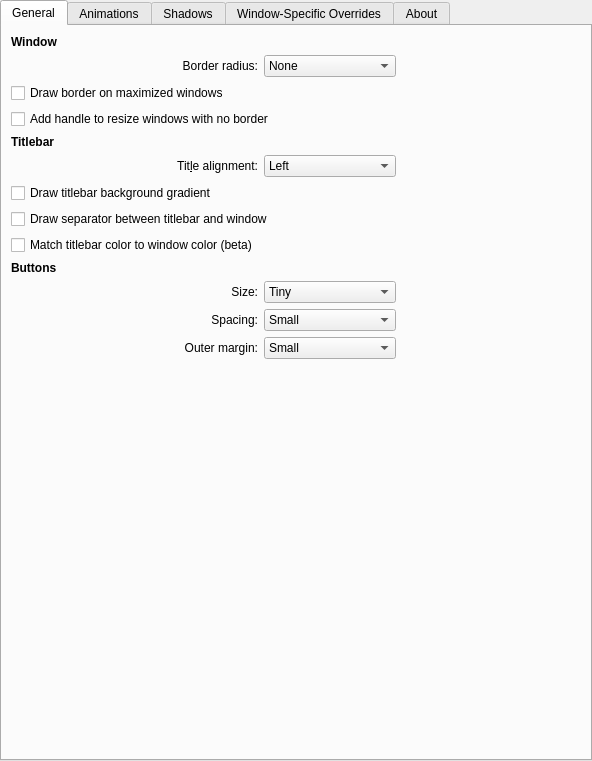
This is kdecoration/config/ui/breezewayconfigurationui.ui in richard-kung/breezeway as Qt 5 draws it before an edit. The edited form follows.
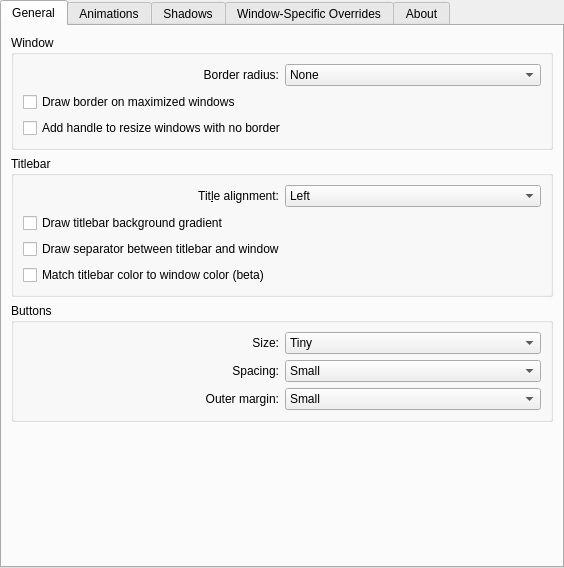
This is the edited form. Custom widgets are drawn as their Qt base class.

Diff of the .ui file:
```diff
--- a/kdecoration/config/ui/breezewayconfigurationui.ui
+++ b/kdecoration/config/ui/breezewayconfigurationui.ui
@@ -6,10 +6,22 @@
    <rect>
     <x>0</x>
     <y>0</y>
-    <width>592</width>
-    <height>761</height>
+    <width>564</width>
+    <height>568</height>
    </rect>
   </property>
+  <property name="sizePolicy">
+   <sizepolicy hsizetype="MinimumExpanding" vsizetype="Preferred">
+    <horstretch>0</horstretch>
+    <verstretch>0</verstretch>
+   </sizepolicy>
+  </property>
+  <property name="minimumSize">
+   <size>
+    <width>564</width>
+    <height>0</height>
+   </size>
+  </property>
   <layout class="QGridLayout" name="gridLayout_2">
    <property name="leftMargin">
     <number>0</number>
@@ -32,177 +44,24 @@
       <attribute name="title">
        <string>General</string>
       </attribute>
-      <layout class="QGridLayout" name="gridLayout_4">
-       <item row="18" column="1">
-        <widget class="QComboBox" name="buttonSpacing">
-         <property name="enabled">
-          <bool>true</bool>
-         </property>
-         <property name="currentText">
-          <string>Small</string>
-         </property>
+      <layout class="QVBoxLayout" name="verticalLayout_2">
          <item>
-          <property name="text">
-           <string>Small</string>
-          </property>
-         </item>
-         <item>
-          <property name="text">
-           <string>Regular</string>
-          </property>
-         </item>
-         <item>
-          <property name="text">
-           <string>Wide</string>
-          </property>
-         </item>
-        </widget>
-       </item>
-       <item row="14" column="0">
-        <widget class="QCheckBox" name="matchTitleBarColor">
-         <property name="sizePolicy">
-          <sizepolicy hsizetype="Maximum" vsizetype="Fixed">
-           <horstretch>0</horstretch>
-           <verstretch>0</verstretch>
-          </sizepolicy>
-         </property>
-         <property name="text">
-          <string>Match titlebar color to window color (beta)</string>
-         </property>
-        </widget>
-       </item>
-       <item row="6" column="0">
-        <widget class="QLabel" name="labelTitleAlignment">
-         <property name="sizePolicy">
-          <sizepolicy hsizetype="Preferred" vsizetype="Preferred">
-           <horstretch>0</horstretch>
-           <verstretch>0</verstretch>
-          </sizepolicy>
-         </property>
-         <property name="text">
-          <string>Tit&amp;le alignment:</string>
-         </property>
-         <property name="alignment">
-          <set>Qt::AlignRight|Qt::AlignTrailing|Qt::AlignVCenter</set>
-         </property>
-         <property name="buddy">
-          <cstring>titleAlignment</cstring>
-         </property>
-        </widget>
-       </item>
-       <item row="13" column="0" colspan="3">
-        <widget class="QCheckBox" name="drawTitleBarSeparator">
-         <property name="text">
-          <string>Draw separator between titlebar and window</string>
-         </property>
-        </widget>
-       </item>
-       <item row="1" column="1">
-        <widget class="QComboBox" name="borderRadius">
-         <property name="enabled">
-          <bool>true</bool>
-         </property>
-         <property name="currentText">
-          <string>None</string>
-         </property>
-         <item>
-          <property name="text">
-           <string>None</string>
-          </property>
-         </item>
-         <item>
-          <property name="text">
-           <string>Tiny</string>
-          </property>
-         </item>
-         <item>
-          <property name="text">
-           <string>Regular</string>
-          </property>
-         </item>
-         <item>
-          <property name="text">
-           <string>Extended</string>
-          </property>
-         </item>
-        </widget>
-       </item>
-       <item row="19" column="0">
-        <widget class="QLabel" name="labelButtonMargin">
-         <property name="text">
-          <string>Outer margin:</string>
-         </property>
-         <property name="alignment">
-          <set>Qt::AlignRight|Qt::AlignTrailing|Qt::AlignVCenter</set>
-         </property>
-        </widget>
-       </item>
-       <item row="17" column="0">
-        <widget class="QLabel" name="labelButtonSize">
-         <property name="sizePolicy">
-          <sizepolicy hsizetype="Preferred" vsizetype="Preferred">
-           <horstretch>0</horstretch>
-           <verstretch>0</verstretch>
-          </sizepolicy>
-         </property>
-         <property name="text">
-          <string>Size:</string>
-         </property>
-         <property name="alignment">
-          <set>Qt::AlignRight|Qt::AlignTrailing|Qt::AlignVCenter</set>
-         </property>
-         <property name="buddy">
-          <cstring>buttonSize</cstring>
-         </property>
-        </widget>
-       </item>
-       <item row="2" column="0" colspan="2">
+        <widget class="QGroupBox" name="groupBox">
+         <property name="title">
+          <string>Window</string>
+         </property>
+         <property name="flat">
+          <bool>false</bool>
+         </property>
+         <layout class="QGridLayout" name="gridLayout_6">
+          <item row="3" column="0">
         <widget class="QCheckBox" name="drawBorderOnMaximizedWindows">
          <property name="text">
           <string>Draw border on maximized windows</string>
          </property>
         </widget>
        </item>
-       <item row="1" column="2">
-        <spacer name="horizontalSpacer">
-         <property name="orientation">
-          <enum>Qt::Horizontal</enum>
-         </property>
-         <property name="sizeType">
-          <enum>QSizePolicy::MinimumExpanding</enum>
-         </property>
-         <property name="sizeHint" stdset="0">
-          <size>
-           <width>40</width>
-           <height>20</height>
-          </size>
-         </property>
-        </spacer>
-       </item>
-       <item row="1" column="0">
-        <widget class="QLabel" name="labelBorderRadius">
-         <property name="text">
-          <string>Border radius:</string>
-         </property>
-         <property name="alignment">
-          <set>Qt::AlignRight|Qt::AlignTrailing|Qt::AlignVCenter</set>
-         </property>
-        </widget>
-       </item>
-       <item row="0" column="0">
-        <widget class="QLabel" name="groupLabelWindow">
-         <property name="sizePolicy">
-          <sizepolicy hsizetype="Maximum" vsizetype="Preferred">
-           <horstretch>0</horstretch>
-           <verstretch>0</verstretch>
-          </sizepolicy>
-         </property>
-         <property name="text">
-          <string>&lt;html&gt;&lt;head/&gt;&lt;body&gt;&lt;p&gt;&lt;span style=&quot; font-weight:600;&quot;&gt;Window&lt;/span&gt;&lt;/p&gt;&lt;/body&gt;&lt;/html&gt;</string>
-         </property>
-        </widget>
-       </item>
-       <item row="3" column="0" colspan="2">
+          <item row="4" column="0">
         <widget class="QCheckBox" name="drawSizeGrip">
          <property name="sizePolicy">
           <sizepolicy hsizetype="Minimum" vsizetype="Fixed">
@@ -215,18 +74,108 @@
          </property>
         </widget>
        </item>
-       <item row="18" column="0">
-        <widget class="QLabel" name="labelButtonSpacing">
+          <item row="1" column="0">
+           <layout class="QHBoxLayout" name="horizontalLayout_3">
+            <item>
+             <widget class="QLabel" name="labelBorderRadius">
          <property name="text">
-          <string>Spacing:</string>
+               <string>Border radius:</string>
          </property>
          <property name="alignment">
           <set>Qt::AlignRight|Qt::AlignTrailing|Qt::AlignVCenter</set>
          </property>
         </widget>
        </item>
-       <item row="6" column="1">
+            <item>
+             <widget class="QComboBox" name="borderRadius">
+              <property name="enabled">
+               <bool>true</bool>
+              </property>
+              <property name="sizePolicy">
+               <sizepolicy hsizetype="Minimum" vsizetype="Fixed">
+                <horstretch>0</horstretch>
+                <verstretch>0</verstretch>
+               </sizepolicy>
+              </property>
+              <property name="currentText">
+               <string>None</string>
+              </property>
+              <item>
+               <property name="text">
+                <string>None</string>
+               </property>
+              </item>
+              <item>
+               <property name="text">
+                <string>Tiny</string>
+               </property>
+              </item>
+              <item>
+               <property name="text">
+                <string>Regular</string>
+               </property>
+              </item>
+              <item>
+               <property name="text">
+                <string>Extended</string>
+               </property>
+              </item>
+             </widget>
+            </item>
+           </layout>
+          </item>
+         </layout>
+        </widget>
+       </item>
+       <item>
+        <widget class="QGroupBox" name="groupBox_2">
+         <property name="title">
+          <string>Titlebar</string>
+         </property>
+         <layout class="QGridLayout" name="gridLayout_4">
+          <item row="8" column="0">
+           <widget class="QCheckBox" name="drawBackgroundGradient">
+            <property name="text">
+             <string>Draw titlebar background gradient</string>
+            </property>
+           </widget>
+          </item>
+          <item row="10" column="0">
+           <widget class="QCheckBox" name="drawTitleBarSeparator">
+            <property name="text">
+             <string>Draw separator between titlebar and window</string>
+            </property>
+           </widget>
+          </item>
+          <item row="4" column="0">
+           <layout class="QHBoxLayout" name="horizontalLayout_2">
+            <item alignment="Qt::AlignRight">
+             <widget class="QLabel" name="labelTitleAlignment">
+              <property name="sizePolicy">
+               <sizepolicy hsizetype="Preferred" vsizetype="Preferred">
+                <horstretch>0</horstretch>
+                <verstretch>0</verstretch>
+               </sizepolicy>
+              </property>
+              <property name="text">
+               <string>Tit&amp;le alignment:</string>
+              </property>
+              <property name="alignment">
+               <set>Qt::AlignRight|Qt::AlignTrailing|Qt::AlignVCenter</set>
+              </property>
+              <property name="buddy">
+               <cstring>titleAlignment</cstring>
+              </property>
+             </widget>
+            </item>
+            <item>
         <widget class="QComboBox" name="titleAlignment">
+              <property name="sizePolicy">
+               <sizepolicy hsizetype="Minimum" vsizetype="Fixed">
+                <horstretch>0</horstretch>
+                <verstretch>0</verstretch>
+               </sizepolicy>
+              </property>
          <item>
           <property name="text">
            <string>Left</string>
@@ -249,33 +198,52 @@
          </item>
         </widget>
        </item>
-       <item row="5" column="0">
-        <widget class="QLabel" name="groupLabelTitlebar">
+           </layout>
+          </item>
+          <item row="11" column="0">
+           <widget class="QCheckBox" name="matchTitleBarColor">
          <property name="sizePolicy">
-          <sizepolicy hsizetype="Maximum" vsizetype="Preferred">
+             <sizepolicy hsizetype="Minimum" vsizetype="Maximum">
            <horstretch>0</horstretch>
            <verstretch>0</verstretch>
           </sizepolicy>
          </property>
          <property name="text">
-          <string>&lt;html&gt;&lt;head/&gt;&lt;body&gt;&lt;p&gt;&lt;span style=&quot; font-weight:600;&quot;&gt;Titlebar&lt;/span&gt;&lt;/p&gt;&lt;/body&gt;&lt;/html&gt;</string>
+             <string>Match titlebar color to window color (beta)</string>
          </property>
         </widget>
        </item>
-       <item row="20" column="0" colspan="3">
-        <spacer name="verticalSpacer">
-         <property name="orientation">
-          <enum>Qt::Vertical</enum>
+         </layout>
+        </widget>
+       </item>
+       <item>
+        <widget class="QGroupBox" name="groupBox_3">
+         <property name="title">
+          <string>Buttons</string>
          </property>
-         <property name="sizeHint" stdset="0">
-          <size>
-           <width>20</width>
-           <height>40</height>
-          </size>
-         </property>
-        </spacer>
-       </item>
-       <item row="17" column="1">
+         <layout class="QGridLayout" name="gridLayout_7">
+          <item row="0" column="0">
+           <layout class="QHBoxLayout" name="horizontalLayout_4">
+            <item>
+             <widget class="QLabel" name="labelButtonSize">
+              <property name="sizePolicy">
+               <sizepolicy hsizetype="Preferred" vsizetype="Preferred">
+                <horstretch>0</horstretch>
+                <verstretch>0</verstretch>
+               </sizepolicy>
+              </property>
+              <property name="text">
+               <string>Size:</string>
+              </property>
+              <property name="alignment">
+               <set>Qt::AlignRight|Qt::AlignTrailing|Qt::AlignVCenter</set>
+              </property>
+              <property name="buddy">
+               <cstring>buttonSize</cstring>
+              </property>
+             </widget>
+            </item>
+            <item>
         <widget class="QComboBox" name="buttonSize">
          <property name="currentText">
           <string>Tiny</string>
@@ -307,20 +275,60 @@
          </item>
         </widget>
        </item>
-       <item row="15" column="0">
-        <widget class="QLabel" name="groupLabelButtons">
-         <property name="sizePolicy">
-          <sizepolicy hsizetype="Maximum" vsizetype="Preferred">
-           <horstretch>0</horstretch>
-           <verstretch>0</verstretch>
-          </sizepolicy>
-         </property>
+           </layout>
+          </item>
+          <item row="1" column="0">
+           <layout class="QHBoxLayout" name="horizontalLayout_5">
+            <item>
+             <widget class="QLabel" name="labelButtonSpacing">
+              <property name="text">
+               <string>Spacing:</string>
+              </property>
+              <property name="alignment">
+               <set>Qt::AlignRight|Qt::AlignTrailing|Qt::AlignVCenter</set>
+              </property>
+             </widget>
+            </item>
+            <item>
+             <widget class="QComboBox" name="buttonSpacing">
+              <property name="enabled">
+               <bool>true</bool>
+              </property>
+              <property name="currentText">
+               <string>Small</string>
+              </property>
+              <item>
          <property name="text">
-          <string>&lt;html&gt;&lt;head/&gt;&lt;body&gt;&lt;p&gt;&lt;span style=&quot; font-weight:600;&quot;&gt;Buttons&lt;/span&gt;&lt;/p&gt;&lt;/body&gt;&lt;/html&gt;</string>
-         </property>
-        </widget>
-       </item>
-       <item row="19" column="1">
+                <string>Small</string>
+               </property>
+              </item>
+              <item>
+               <property name="text">
+                <string>Regular</string>
+               </property>
+              </item>
+              <item>
+               <property name="text">
+                <string>Wide</string>
+               </property>
+              </item>
+             </widget>
+            </item>
+           </layout>
+          </item>
+          <item row="2" column="0">
+           <layout class="QHBoxLayout" name="horizontalLayout_6">
+            <item>
+             <widget class="QLabel" name="labelButtonMargin">
+              <property name="text">
+               <string>Outer margin:</string>
+              </property>
+              <property name="alignment">
+               <set>Qt::AlignRight|Qt::AlignTrailing|Qt::AlignVCenter</set>
+              </property>
+             </widget>
+            </item>
+            <item>
         <widget class="QComboBox" name="buttonMargin">
          <property name="enabled">
           <bool>true</bool>
@@ -345,13 +353,24 @@
          </item>
         </widget>
        </item>
-       <item row="11" column="0" colspan="3">
-        <widget class="QCheckBox" name="drawBackgroundGradient">
-         <property name="text">
-          <string>Draw titlebar background gradient</string>
-         </property>
+           </layout>
+          </item>
+         </layout>
         </widget>
        </item>
+       <item>
+        <spacer name="verticalSpacer">
+         <property name="orientation">
+          <enum>Qt::Vertical</enum>
+         </property>
+         <property name="sizeHint" stdset="0">
+          <size>
+           <width>20</width>
+           <height>40</height>
+          </size>
+         </property>
+        </spacer>
+       </item>
       </layout>
      </widget>
      <widget class="QWidget" name="tab_2">
@@ -388,19 +407,6 @@
          </property>
         </widget>
        </item>
-       <item row="1" column="2">
-        <spacer name="horizontalSpacer_4">
-         <property name="orientation">
-          <enum>Qt::Horizontal</enum>
-         </property>
-         <property name="sizeHint" stdset="0">
-          <size>
-           <width>40</width>
-           <height>20</height>
-          </size>
-         </property>
-        </spacer>
-       </item>
        <item row="0" column="0" colspan="3">
         <widget class="QCheckBox" name="animationsEnabled">
          <property name="text">
@@ -428,6 +434,58 @@
        <string>Shadows</string>
       </attribute>
       <layout class="QGridLayout" name="gridLayout">
+       <item row="0" column="0">
+        <widget class="QLabel" name="label">
+         <property name="text">
+          <string>Si&amp;ze:</string>
+         </property>
+         <property name="alignment">
+          <set>Qt::AlignRight|Qt::AlignTrailing|Qt::AlignVCenter</set>
+         </property>
+         <property name="buddy">
+          <cstring>shadowSize</cstring>
+         </property>
+        </widget>
+       </item>
+       <item row="2" column="0">
+        <widget class="QLabel" name="label_5">
+         <property name="text">
+          <string>Color:</string>
+         </property>
+         <property name="alignment">
+          <set>Qt::AlignRight|Qt::AlignTrailing|Qt::AlignVCenter</set>
+         </property>
+        </widget>
+       </item>
+       <item row="3" column="0" alignment="Qt::AlignRight">
+        <widget class="QLabel" name="label_12">
+         <property name="text">
+          <string>Inactive windows:</string>
+         </property>
+        </widget>
+       </item>
+       <item row="3" column="1">
+        <widget class="QComboBox" name="inactiveShadowBehaviour">
+         <property name="enabled">
+          <bool>true</bool>
+         </property>
+         <item>
+          <property name="text">
+           <string>Regular Shadows</string>
+          </property>
+         </item>
+         <item>
+          <property name="text">
+           <string>Light Shadows</string>
+          </property>
+         </item>
+         <item>
+          <property name="text">
+           <string>No Shadows</string>
+          </property>
+         </item>
+        </widget>
+       </item>
        <item row="1" column="1">
         <widget class="QSpinBox" name="shadowStrength">
          <property name="suffix">
@@ -441,6 +499,9 @@
          </property>
         </widget>
        </item>
+       <item row="2" column="1">
+        <widget class="KColorButton" name="shadowColor"/>
+       </item>
        <item row="4" column="0" colspan="3">
         <spacer name="verticalSpacer_3">
          <property name="orientation">
@@ -454,19 +515,6 @@
          </property>
         </spacer>
        </item>
-       <item row="0" column="0">
-        <widget class="QLabel" name="label">
-         <property name="text">
-          <string>Si&amp;ze:</string>
-         </property>
-         <property name="alignment">
-          <set>Qt::AlignRight|Qt::AlignTrailing|Qt::AlignVCenter</set>
-         </property>
-         <property name="buddy">
-          <cstring>shadowSize</cstring>
-         </property>
-        </widget>
-       </item>
        <item row="0" column="1">
         <widget class="QComboBox" name="shadowSize">
          <item>
@@ -496,19 +544,6 @@
          </item>
         </widget>
        </item>
-       <item row="2" column="1">
-        <widget class="KColorButton" name="shadowColor"/>
-       </item>
-       <item row="2" column="0">
-        <widget class="QLabel" name="label_5">
-         <property name="text">
-          <string>Color:</string>
-         </property>
-         <property name="alignment">
-          <set>Qt::AlignRight|Qt::AlignTrailing|Qt::AlignVCenter</set>
-         </property>
-        </widget>
-       </item>
        <item row="1" column="0">
         <widget class="QLabel" name="label_2">
          <property name="text">
@@ -522,48 +557,6 @@
          </property>
         </widget>
        </item>
-       <item row="1" column="2">
-        <spacer name="horizontalSpacer_5">
-         <property name="orientation">
-          <enum>Qt::Horizontal</enum>
-         </property>
-         <property name="sizeHint" stdset="0">
-          <size>
-           <width>40</width>
-           <height>20</height>
-          </size>
-         </property>
-        </spacer>
-       </item>
-       <item row="3" column="0">
-        <widget class="QLabel" name="label_12">
-         <property name="text">
-          <string>Inactive windows:</string>
-         </property>
-        </widget>
-       </item>
-       <item row="3" column="1">
-        <widget class="QComboBox" name="inactiveShadowBehaviour">
-         <property name="enabled">
-          <bool>true</bool>
-         </property>
-         <item>
-          <property name="text">
-           <string>Regular Shadows</string>
-          </property>
-         </item>
-         <item>
-          <property name="text">
-           <string>Light Shadows</string>
-          </property>
-         </item>
-         <item>
-          <property name="text">
-           <string>No Shadows</string>
-          </property>
-         </item>
-        </widget>
-       </item>
       </layout>
      </widget>
      <widget class="QWidget" name="tab_3">
@@ -587,85 +580,33 @@
       <attribute name="title">
        <string>About</string>
       </attribute>
-      <widget class="QWidget" name="">
-       <property name="geometry">
-        <rect>
-         <x>0</x>
-         <y>10</y>
-         <width>581</width>
-         <height>711</height>
-        </rect>
-       </property>
        <layout class="QGridLayout" name="gridLayout_3">
-        <item row="1" column="0">
-         <spacer name="verticalSpacer_4">
-          <property name="orientation">
-           <enum>Qt::Vertical</enum>
-          </property>
-          <property name="sizeHint" stdset="0">
-           <size>
-            <width>20</width>
-            <height>40</height>
-           </size>
-          </property>
-         </spacer>
-        </item>
-        <item row="0" column="0">
-         <widget class="QGroupBox" name="groupBox">
-          <property name="sizePolicy">
-           <sizepolicy hsizetype="Expanding" vsizetype="Expanding">
-            <horstretch>0</horstretch>
-            <verstretch>0</verstretch>
-           </sizepolicy>
-          </property>
-          <property name="title">
-           <string>BreezewayMod</string>
-          </property>
-          <widget class="QWidget" name="">
-           <property name="geometry">
-            <rect>
-             <x>0</x>
-             <y>40</y>
-             <width>571</width>
-             <height>301</height>
-            </rect>
-           </property>
-           <layout class="QHBoxLayout" name="horizontalLayout">
-            <item alignment="Qt::AlignTop">
-             <widget class="QTextBrowser" name="textBrowser">
-              <property name="enabled">
+       <item row="0" column="0" alignment="Qt::AlignTop">
+        <widget class="QLabel" name="label_3">
+         <property name="lineWidth">
+          <number>1</number>
+         </property>
+         <property name="text">
+          <string>&lt;html&gt;&lt;head/&gt;&lt;body&gt;&lt;p&gt;&lt;span style=&quot; font-family:'Noto Sans';&quot;&gt;BreezwayMod is based on Richard Kung's `Breezeway` KDE KWin window decoration theme.&lt;/span&gt;&lt;/p&gt;&lt;p&gt;&lt;span style=&quot; font-family:'Noto Sans';&quot;&gt;Newest version and changelog available at &lt;/span&gt;&lt;a href=&quot;https://github.com/n4n0GH/breezeway-mod&quot;&gt;&lt;span style=&quot; font-family:'Noto Sans'; text-decoration: underline; color:#2980b9;&quot;&gt;https://github.com/n4n0GH/breezeway-mod&lt;/span&gt;&lt;/a&gt;&lt;/p&gt;&lt;p&gt;&lt;span style=&quot; font-family:'Noto Sans';&quot;&gt;The program is provided as is with no warranty of any kind, including the warranty of design, merchantibility and fitness for a particular purpose.&lt;/span&gt;&lt;/p&gt;&lt;p&gt;&lt;span style=&quot; font-family:'Noto Sans';&quot;&gt;2019 was a weird year.&lt;/span&gt;&lt;/p&gt;&lt;/body&gt;&lt;/html&gt;</string>
+         </property>
+         <property name="textFormat">
+          <enum>Qt::RichText</enum>
+         </property>
+         <property name="scaledContents">
+          <bool>false</bool>
+         </property>
+         <property name="alignment">
+          <set>Qt::AlignLeading|Qt::AlignLeft|Qt::AlignTop</set>
+         </property>
+         <property name="wordWrap">
                <bool>true</bool>
               </property>
-              <property name="sizePolicy">
-               <sizepolicy hsizetype="Expanding" vsizetype="Maximum">
-                <horstretch>0</horstretch>
-                <verstretch>0</verstretch>
-               </sizepolicy>
-              </property>
-              <property name="autoFillBackground">
+         <property name="openExternalLinks">
                <bool>true</bool>
               </property>
-              <property name="html">
-               <string>&lt;!DOCTYPE HTML PUBLIC &quot;-//W3C//DTD HTML 4.0//EN&quot; &quot;http://www.w3.org/TR/REC-html40/strict.dtd&quot;&gt;
-&lt;html&gt;&lt;head&gt;&lt;meta name=&quot;qrichtext&quot; content=&quot;1&quot; /&gt;&lt;style type=&quot;text/css&quot;&gt;
-p, li { white-space: pre-wrap; }
-&lt;/style&gt;&lt;/head&gt;&lt;body style=&quot; font-family:'Noto Sans'; font-size:11pt; font-weight:400; font-style:normal;&quot;&gt;
-&lt;p style=&quot; margin-top:0px; margin-bottom:0px; margin-left:0px; margin-right:0px; -qt-block-indent:0; text-indent:0px;&quot;&gt;&lt;span style=&quot; font-family:'Noto Sans';&quot;&gt;Based on Richard Kung's `Breezeway` KDE KWin window decoration theme.&lt;/span&gt;&lt;/p&gt;
-&lt;p style=&quot;-qt-paragraph-type:empty; margin-top:0px; margin-bottom:0px; margin-left:0px; margin-right:0px; -qt-block-indent:0; text-indent:0px; font-family:'Noto Sans';&quot;&gt;&lt;br /&gt;&lt;/p&gt;
-&lt;p style=&quot; margin-top:0px; margin-bottom:0px; margin-left:0px; margin-right:0px; -qt-block-indent:0; text-indent:0px;&quot;&gt;&lt;span style=&quot; font-family:'Noto Sans';&quot;&gt;Newest version available at &lt;/span&gt;&lt;a href=&quot;https://github.com/n4n0GH/breezeway-mod&quot;&gt;&lt;span style=&quot; font-family:'Noto Sans'; text-decoration: underline; color:#2980b9;&quot;&gt;https://github.com/n4n0GH/breezeway-mod&lt;/span&gt;&lt;/a&gt;&lt;/p&gt;
-&lt;p style=&quot;-qt-paragraph-type:empty; margin-top:0px; margin-bottom:0px; margin-left:0px; margin-right:0px; -qt-block-indent:0; text-indent:0px; font-family:'Noto Sans';&quot;&gt;&lt;br /&gt;&lt;/p&gt;
-&lt;p style=&quot; margin-top:0px; margin-bottom:0px; margin-left:0px; margin-right:0px; -qt-block-indent:0; text-indent:0px;&quot;&gt;&lt;span style=&quot; font-family:'Noto Sans';&quot;&gt;The program is provided as is with no warranty of any kind, including the warranty of design, merchantibility and fitness for a particular purpose.&lt;/span&gt;&lt;/p&gt;
-&lt;p style=&quot;-qt-paragraph-type:empty; margin-top:0px; margin-bottom:0px; margin-left:0px; margin-right:0px; -qt-block-indent:0; text-indent:0px; font-family:'Noto Sans';&quot;&gt;&lt;br /&gt;&lt;/p&gt;
-&lt;p style=&quot; margin-top:0px; margin-bottom:0px; margin-left:0px; margin-right:0px; -qt-block-indent:0; text-indent:0px;&quot;&gt;&lt;span style=&quot; font-family:'Noto Sans';&quot;&gt;2019 was a weird year.&lt;/span&gt;&lt;/p&gt;&lt;/body&gt;&lt;/html&gt;</string>
-              </property>
              </widget>
             </item>
            </layout>
-          </widget>
-         </widget>
-        </item>
-       </layout>
-      </widget>
      </widget>
     </widget>
    </item>
```
Left out of the diff: 6 changed lines with no effect on the pictures. Lines whose indentation alone changed are shown as unchanged.
